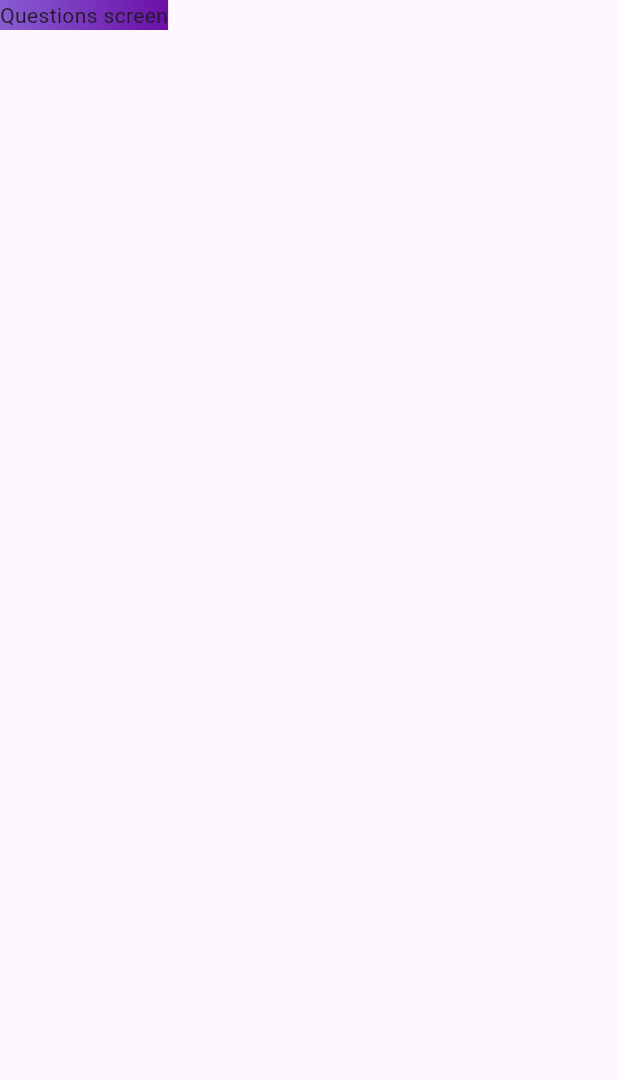
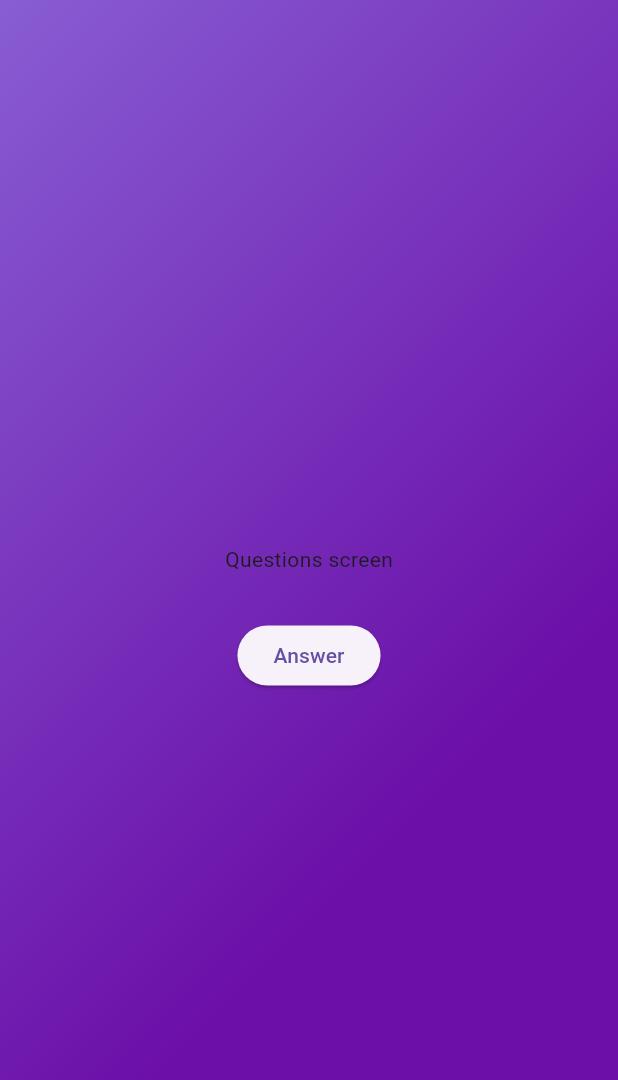
Before and after one commit to NevenD/adv_basics, a Flutter app: the screen it shows after launch, after a tap on "Start Quiz", on a phone screen of 412 x 824 dp. Shown: the top 1080 px of the screen. Run offline on Flutter 3.47's test engine with Material 3 defaults, Android fonts, the phone set to English and light mode, and no system bars.

Commit message:
Added questions button example

```diff
--- a/lib/questions_screen.dart
+++ b/lib/questions_screen.dart
@@ -12,6 +12,16 @@ class QuestionsScreen extends StatefulWidget {
 class _QuestionsScreenState extends State<QuestionsScreen> {
   @override
   Widget build(BuildContext context) {
-    return const Text('Questions screen');
+    return SizedBox(
+      width: double.infinity,
+      child: Column(
+        mainAxisAlignment: MainAxisAlignment.center,
+        children: [
+          Text('Questions screen'),
+          SizedBox(height: 30),
+          ElevatedButton(onPressed: () {}, child: const Text('Answer')),
+        ],
+      ),
+    );
   }
 }
```
